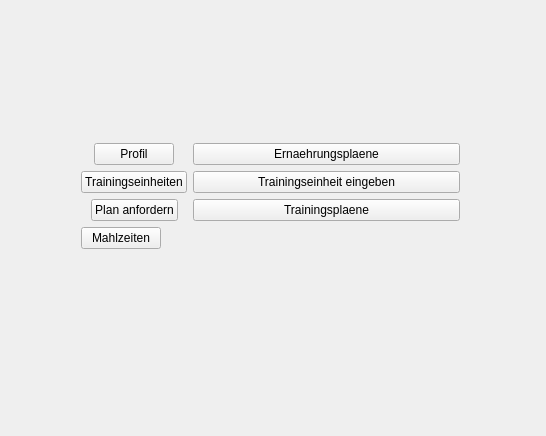
This is StayHealthy_VS/Team6.StayHealthy/StayHealthy/main_menu.ui in denismhz/SWP as Qt 5 draws it before an edit. The edited form follows.
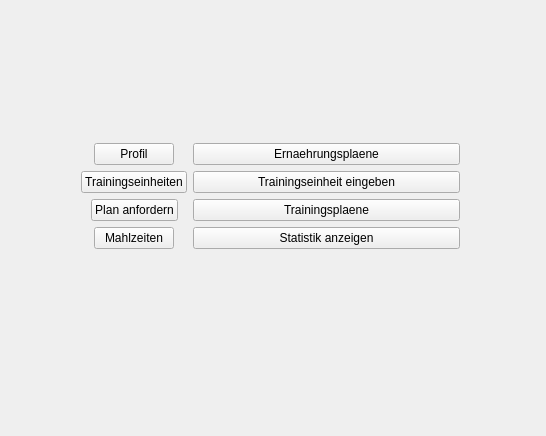
This is the edited form.

The edit to the form file:
```diff
--- a/StayHealthy_VS/Team6.StayHealthy/StayHealthy/main_menu.ui
+++ b/StayHealthy_VS/Team6.StayHealthy/StayHealthy/main_menu.ui
@@ -94,6 +94,13 @@
         </property>
        </widget>
       </item>
+      <item row="3" column="1">
+       <widget class="QPushButton" name="toStatistik">
+        <property name="text">
+         <string>Statistik anzeigen</string>
+        </property>
+       </widget>
+      </item>
      </layout>
     </widget>
    </widget>
```
